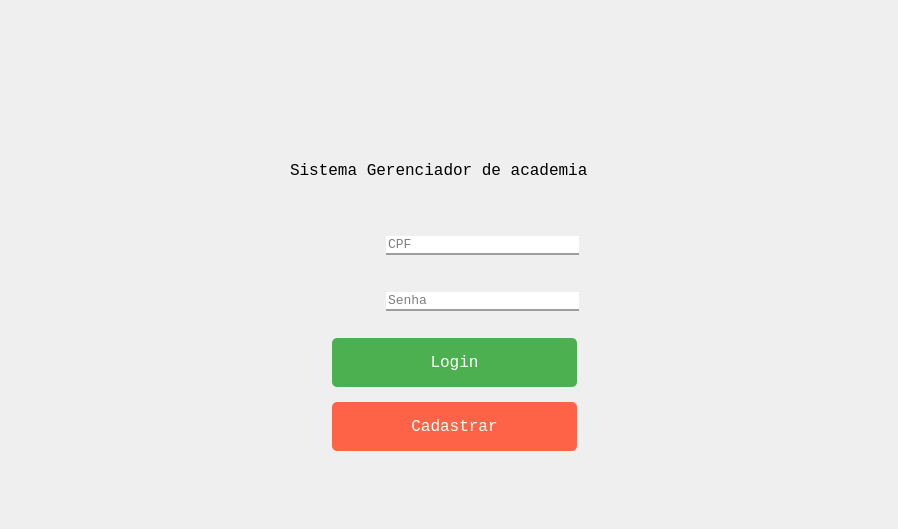
matheusnalmeida/SistemaDeAcademiaPA, file src/view/login.ui: the form before one commit.
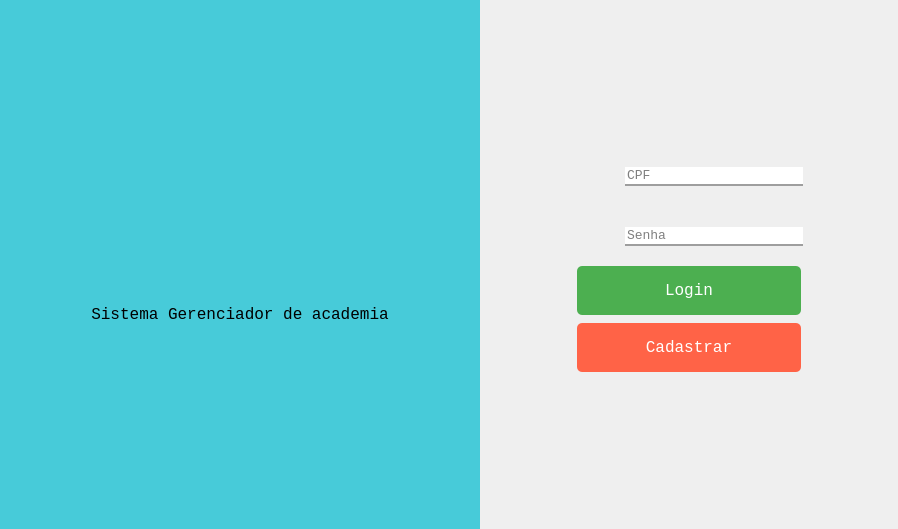
The form after the commit.

Commit message: Modificando layout da tela de login e deixando o mesmo responsivo

The edit to the form file:
```diff
--- a/src/view/login.ui
+++ b/src/view/login.ui
@@ -16,12 +16,24 @@
     <height>529</height>
    </rect>
   </property>
+  <property name="sizePolicy">
+   <sizepolicy hsizetype="Fixed" vsizetype="Fixed">
+    <horstretch>0</horstretch>
+    <verstretch>0</verstretch>
+   </sizepolicy>
+  </property>
   <property name="minimumSize">
    <size>
     <width>898</width>
     <height>529</height>
    </size>
   </property>
+  <property name="maximumSize">
+   <size>
+    <width>16777215</width>
+    <height>16777215</height>
+   </size>
+  </property>
   <property name="font">
    <font>
     <weight>50</weight>
@@ -43,21 +55,547 @@
   <property name="styleSheet">
    <string notr="true"/>
   </property>
+  <layout class="QHBoxLayout" name="horizontalLayout_6">
+   <property name="spacing">
+    <number>0</number>
+   </property>
+   <property name="leftMargin">
+    <number>0</number>
+   </property>
+   <property name="topMargin">
+    <number>0</number>
+   </property>
+   <property name="rightMargin">
+    <number>0</number>
+   </property>
+   <property name="bottomMargin">
+    <number>0</number>
+   </property>
+   <item>
+    <layout class="QHBoxLayout" name="horizontalLayout_5">
+     <property name="spacing">
+      <number>0</number>
+     </property>
+     <item>
+      <widget class="QWidget" name="widget_logo" native="true">
+       <property name="sizePolicy">
+        <sizepolicy hsizetype="Expanding" vsizetype="Expanding">
+         <horstretch>0</horstretch>
+         <verstretch>0</verstretch>
+        </sizepolicy>
+       </property>
+       <property name="minimumSize">
+        <size>
+         <width>480</width>
+         <height>0</height>
+        </size>
+       </property>
+       <property name="palette">
+        <palette>
+         <active>
+          <colorrole role="WindowText">
+           <brush brushstyle="SolidPattern">
+            <color alpha="255">
+             <red>0</red>
+             <green>0</green>
+             <blue>0</blue>
+            </color>
+           </brush>
+          </colorrole>
+          <colorrole role="Button">
+           <brush brushstyle="SolidPattern">
+            <color alpha="255">
+             <red>71</red>
+             <green>203</green>
+             <blue>217</blue>
+            </color>
+           </brush>
+          </colorrole>
+          <colorrole role="Light">
+           <brush brushstyle="SolidPattern">
+            <color alpha="255">
+             <red>154</red>
+             <green>246</green>
+             <blue>255</blue>
+            </color>
+           </brush>
+          </colorrole>
+          <colorrole role="Midlight">
+           <brush brushstyle="SolidPattern">
+            <color alpha="255">
+             <red>112</red>
+             <green>224</green>
+             <blue>236</blue>
+            </color>
+           </brush>
+          </colorrole>
+          <colorrole role="Dark">
+           <brush brushstyle="SolidPattern">
+            <color alpha="255">
+             <red>35</red>
+             <green>101</green>
+             <blue>108</blue>
+            </color>
+           </brush>
+          </colorrole>
+          <colorrole role="Mid">
+           <brush brushstyle="SolidPattern">
+            <color alpha="255">
+             <red>47</red>
+             <green>135</green>
+             <blue>145</blue>
+            </color>
+           </brush>
+          </colorrole>
+          <colorrole role="Text">
+           <brush brushstyle="SolidPattern">
+            <color alpha="255">
+             <red>0</red>
+             <green>0</green>
+             <blue>0</blue>
+            </color>
+           </brush>
+          </colorrole>
+          <colorrole role="BrightText">
+           <brush brushstyle="SolidPattern">
+            <color alpha="255">
+             <red>255</red>
+             <green>255</green>
+             <blue>255</blue>
+            </color>
+           </brush>
+          </colorrole>
+          <colorrole role="ButtonText">
+           <brush brushstyle="SolidPattern">
+            <color alpha="255">
+             <red>0</red>
+             <green>0</green>
+             <blue>0</blue>
+            </color>
+           </brush>
+          </colorrole>
+          <colorrole role="Base">
+           <brush brushstyle="SolidPattern">
+            <color alpha="255">
+             <red>255</red>
+             <green>255</green>
+             <blue>255</blue>
+            </color>
+           </brush>
+          </colorrole>
+          <colorrole role="Window">
+           <brush brushstyle="SolidPattern">
+            <color alpha="255">
+             <red>71</red>
+             <green>203</green>
+             <blue>217</blue>
+            </color>
+           </brush>
+          </colorrole>
+          <colorrole role="Shadow">
+           <brush brushstyle="SolidPattern">
+            <color alpha="255">
+             <red>0</red>
+             <green>0</green>
+             <blue>0</blue>
+            </color>
+           </brush>
+          </colorrole>
+          <colorrole role="AlternateBase">
+           <brush brushstyle="SolidPattern">
+            <color alpha="255">
+             <red>163</red>
+             <green>229</green>
+             <blue>236</blue>
+            </color>
+           </brush>
+          </colorrole>
+          <colorrole role="ToolTipBase">
+           <brush brushstyle="SolidPattern">
+            <color alpha="255">
+             <red>255</red>
+             <green>255</green>
+             <blue>220</blue>
+            </color>
+           </brush>
+          </colorrole>
+          <colorrole role="ToolTipText">
+           <brush brushstyle="SolidPattern">
+            <color alpha="255">
+             <red>0</red>
+             <green>0</green>
+             <blue>0</blue>
+            </color>
+           </brush>
+          </colorrole>
+          <colorrole role="PlaceholderText">
+           <brush brushstyle="SolidPattern">
+            <color alpha="128">
+             <red>0</red>
+             <green>0</green>
+             <blue>0</blue>
+            </color>
+           </brush>
+          </colorrole>
+         </active>
+         <inactive>
+          <colorrole role="WindowText">
+           <brush brushstyle="SolidPattern">
+            <color alpha="255">
+             <red>0</red>
+             <green>0</green>
+             <blue>0</blue>
+            </color>
+           </brush>
+          </colorrole>
+          <colorrole role="Button">
+           <brush brushstyle="SolidPattern">
+            <color alpha="255">
+             <red>71</red>
+             <green>203</green>
+             <blue>217</blue>
+            </color>
+           </brush>
+          </colorrole>
+          <colorrole role="Light">
+           <brush brushstyle="SolidPattern">
+            <color alpha="255">
+             <red>154</red>
+             <green>246</green>
+             <blue>255</blue>
+            </color>
+           </brush>
+          </colorrole>
+          <colorrole role="Midlight">
+           <brush brushstyle="SolidPattern">
+            <color alpha="255">
+             <red>112</red>
+             <green>224</green>
+             <blue>236</blue>
+            </color>
+           </brush>
+          </colorrole>
+          <colorrole role="Dark">
+           <brush brushstyle="SolidPattern">
+            <color alpha="255">
+             <red>35</red>
+             <green>101</green>
+             <blue>108</blue>
+            </color>
+           </brush>
+          </colorrole>
+          <colorrole role="Mid">
+           <brush brushstyle="SolidPattern">
+            <color alpha="255">
+             <red>47</red>
+             <green>135</green>
+             <blue>145</blue>
+            </color>
+           </brush>
+          </colorrole>
+          <colorrole role="Text">
+           <brush brushstyle="SolidPattern">
+            <color alpha="255">
+             <red>0</red>
+             <green>0</green>
+             <blue>0</blue>
+            </color>
+           </brush>
+          </colorrole>
+          <colorrole role="BrightText">
+           <brush brushstyle="SolidPattern">
+            <color alpha="255">
+             <red>255</red>
+             <green>255</green>
+             <blue>255</blue>
+            </color>
+           </brush>
+          </colorrole>
+          <colorrole role="ButtonText">
+           <brush brushstyle="SolidPattern">
+            <color alpha="255">
+             <red>0</red>
+             <green>0</green>
+             <blue>0</blue>
+            </color>
+           </brush>
+          </colorrole>
+          <colorrole role="Base">
+           <brush brushstyle="SolidPattern">
+            <color alpha="255">
+             <red>255</red>
+             <green>255</green>
+             <blue>255</blue>
+            </color>
+           </brush>
+          </colorrole>
+          <colorrole role="Window">
+           <brush brushstyle="SolidPattern">
+            <color alpha="255">
+             <red>71</red>
+             <green>203</green>
+             <blue>217</blue>
+            </color>
+           </brush>
+          </colorrole>
+          <colorrole role="Shadow">
+           <brush brushstyle="SolidPattern">
+            <color alpha="255">
+             <red>0</red>
+             <green>0</green>
+             <blue>0</blue>
+            </color>
+           </brush>
+          </colorrole>
+          <colorrole role="AlternateBase">
+           <brush brushstyle="SolidPattern">
+            <color alpha="255">
+             <red>163</red>
+             <green>229</green>
+             <blue>236</blue>
+            </color>
+           </brush>
+          </colorrole>
+          <colorrole role="ToolTipBase">
+           <brush brushstyle="SolidPattern">
+            <color alpha="255">
+             <red>255</red>
+             <green>255</green>
+             <blue>220</blue>
+            </color>
+           </brush>
+          </colorrole>
+          <colorrole role="ToolTipText">
+           <brush brushstyle="SolidPattern">
+            <color alpha="255">
+             <red>0</red>
+             <green>0</green>
+             <blue>0</blue>
+            </color>
+           </brush>
+          </colorrole>
+          <colorrole role="PlaceholderText">
+           <brush brushstyle="SolidPattern">
+            <color alpha="128">
+             <red>0</red>
+             <green>0</green>
+             <blue>0</blue>
+            </color>
+           </brush>
+          </colorrole>
+         </inactive>
+         <disabled>
+          <colorrole role="WindowText">
+           <brush brushstyle="SolidPattern">
+            <color alpha="255">
+             <red>35</red>
+             <green>101</green>
+             <blue>108</blue>
+            </color>
+           </brush>
+          </colorrole>
+          <colorrole role="Button">
+           <brush brushstyle="SolidPattern">
+            <color alpha="255">
+             <red>71</red>
+             <green>203</green>
+             <blue>217</blue>
+            </color>
+           </brush>
+          </colorrole>
+          <colorrole role="Light">
+           <brush brushstyle="SolidPattern">
+            <color alpha="255">
+             <red>154</red>
+             <green>246</green>
+             <blue>255</blue>
+            </color>
+           </brush>
+          </colorrole>
+          <colorrole role="Midlight">
+           <brush brushstyle="SolidPattern">
+            <color alpha="255">
+             <red>112</red>
+             <green>224</green>
+             <blue>236</blue>
+            </color>
+           </brush>
+          </colorrole>
+          <colorrole role="Dark">
+           <brush brushstyle="SolidPattern">
+            <color alpha="255">
+             <red>35</red>
+             <green>101</green>
+             <blue>108</blue>
+            </color>
+           </brush>
+          </colorrole>
+          <colorrole role="Mid">
+           <brush brushstyle="SolidPattern">
+            <color alpha="255">
+             <red>47</red>
+             <green>135</green>
+             <blue>145</blue>
+            </color>
+           </brush>
+          </colorrole>
+          <colorrole role="Text">
+           <brush brushstyle="SolidPattern">
+            <color alpha="255">
+             <red>35</red>
+             <green>101</green>
+             <blue>108</blue>
+            </color>
+           </brush>
+          </colorrole>
+          <colorrole role="BrightText">
+           <brush brushstyle="SolidPattern">
+            <color alpha="255">
+             <red>255</red>
+             <green>255</green>
+             <blue>255</blue>
+            </color>
+           </brush>
+          </colorrole>
+          <colorrole role="ButtonText">
+           <brush brushstyle="SolidPattern">
+            <color alpha="255">
+             <red>35</red>
+             <green>101</green>
+             <blue>108</blue>
+            </color>
+           </brush>
+          </colorrole>
+          <colorrole role="Base">
+           <brush brushstyle="SolidPattern">
+            <color alpha="255">
+             <red>71</red>
+             <green>203</green>
+             <blue>217</blue>
+            </color>
+           </brush>
+          </colorrole>
+          <colorrole role="Window">
+           <brush brushstyle="SolidPattern">
+            <color alpha="255">
+             <red>71</red>
+             <green>203</green>
+             <blue>217</blue>
+            </color>
+           </brush>
+          </colorrole>
+          <colorrole role="Shadow">
+           <brush brushstyle="SolidPattern">
+            <color alpha="255">
+             <red>0</red>
+             <green>0</green>
+             <blue>0</blue>
+            </color>
+           </brush>
+          </colorrole>
+          <colorrole role="AlternateBase">
+           <brush brushstyle="SolidPattern">
+            <color alpha="255">
+             <red>71</red>
+             <green>203</green>
+             <blue>217</blue>
+            </color>
+           </brush>
+          </colorrole>
+          <colorrole role="ToolTipBase">
+           <brush brushstyle="SolidPattern">
+            <color alpha="255">
+             <red>255</red>
+             <green>255</green>
+             <blue>220</blue>
+            </color>
+           </brush>
+          </colorrole>
+          <colorrole role="ToolTipText">
+           <brush brushstyle="SolidPattern">
+            <color alpha="255">
+             <red>0</red>
+             <green>0</green>
+             <blue>0</blue>
+            </color>
+           </brush>
+          </colorrole>
+          <colorrole role="PlaceholderText">
+           <brush brushstyle="SolidPattern">
+            <color alpha="128">
+             <red>0</red>
+             <green>0</green>
+             <blue>0</blue>
+            </color>
+           </brush>
+          </colorrole>
+         </disabled>
+        </palette>
+       </property>
+       <property name="autoFillBackground">
+        <bool>true</bool>
+       </property>
+       <layout class="QHBoxLayout" name="horizontalLayout_4">
+        <property name="spacing">
+         <number>0</number>
+        </property>
+        <property name="leftMargin">
+         <number>0</number>
+        </property>
+        <property name="topMargin">
+         <number>0</number>
+        </property>
+        <property name="rightMargin">
+         <number>0</number>
+        </property>
+        <property name="bottomMargin">
+         <number>0</number>
+        </property>
+        <item>
+         <layout class="QVBoxLayout" name="verticalLayout_3">
+          <item>
+           <layout class="QVBoxLayout" name="verticalLayout_2">
+            <item>
+             <layout class="QHBoxLayout" name="horizontalLayout">
+              <property name="sizeConstraint">
+               <enum>QLayout::SetNoConstraint</enum>
+              </property>
+              <item>
+               <spacer name="horizontalSpacer">
+                <property name="orientation">
+                 <enum>Qt::Horizontal</enum>
+                </property>
+                <property name="sizeType">
+                 <enum>QSizePolicy::Preferred</enum>
+                </property>
+                <property name="sizeHint" stdset="0">
+                 <size>
+                  <width>40</width>
+                  <height>20</height>
+                 </size>
+                </property>
+               </spacer>
+              </item>
+              <item>
   <widget class="QLabel" name="label_main_login">
-   <property name="geometry">
-    <rect>
-     <x>400</x>
-     <y>50</y>
-     <width>100</width>
-     <height>91</height>
-    </rect>
+                <property name="sizePolicy">
+                 <sizepolicy hsizetype="Fixed" vsizetype="Fixed">
+                  <horstretch>0</horstretch>
+                  <verstretch>0</verstretch>
+                 </sizepolicy>
    </property>
    <property name="maximumSize">
     <size>
-     <width>100</width>
-     <height>200</height>
-    </size>
-   </property>
+                  <width>120</width>
+                  <height>120</height>
+                 </size>
+                </property>
+                <property name="frameShape">
+                 <enum>QFrame::NoFrame</enum>
+                </property>
+                <property name="frameShadow">
+                 <enum>QFrame::Sunken</enum>
+                </property>
    <property name="text">
     <string/>
    </property>
@@ -65,20 +603,54 @@
     <bool>true</bool>
    </property>
    <property name="alignment">
-    <set>Qt::AlignRight|Qt::AlignTrailing|Qt::AlignVCenter</set>
+                 <set>Qt::AlignCenter</set>
    </property>
    <property name="margin">
     <number>0</number>
    </property>
   </widget>
+              </item>
+              <item>
+               <spacer name="horizontalSpacer_2">
+                <property name="orientation">
+                 <enum>Qt::Horizontal</enum>
+                </property>
+                <property name="sizeType">
+                 <enum>QSizePolicy::Preferred</enum>
+                </property>
+                <property name="sizeHint" stdset="0">
+                 <size>
+                  <width>40</width>
+                  <height>20</height>
+                 </size>
+                </property>
+               </spacer>
+              </item>
+             </layout>
+            </item>
+            <item>
+             <spacer name="verticalSpacer">
+              <property name="orientation">
+               <enum>Qt::Vertical</enum>
+              </property>
+              <property name="sizeType">
+               <enum>QSizePolicy::Fixed</enum>
+              </property>
+              <property name="sizeHint" stdset="0">
+               <size>
+                <width>20</width>
+                <height>20</height>
+               </size>
+              </property>
+             </spacer>
+            </item>
+            <item>
   <widget class="QLabel" name="label">
-   <property name="geometry">
-    <rect>
-     <x>290</x>
-     <y>160</y>
-     <width>341</width>
-     <height>21</height>
-    </rect>
+              <property name="sizePolicy">
+               <sizepolicy hsizetype="Minimum" vsizetype="Fixed">
+                <horstretch>0</horstretch>
+                <verstretch>0</verstretch>
+               </sizepolicy>
    </property>
    <property name="font">
     <font>
@@ -89,16 +661,91 @@
    <property name="text">
     <string>Sistema Gerenciador de academia</string>
    </property>
-  </widget>
-  <widget class="QWidget" name="layoutWidget">
-   <property name="geometry">
-    <rect>
-     <x>330</x>
-     <y>220</y>
-     <width>249</width>
-     <height>239</height>
-    </rect>
-   </property>
+              <property name="alignment">
+               <set>Qt::AlignCenter</set>
+              </property>
+             </widget>
+            </item>
+            <item>
+             <spacer name="verticalSpacer_2">
+              <property name="orientation">
+               <enum>Qt::Vertical</enum>
+              </property>
+              <property name="sizeType">
+               <enum>QSizePolicy::Fixed</enum>
+              </property>
+              <property name="sizeHint" stdset="0">
+               <size>
+                <width>20</width>
+                <height>40</height>
+               </size>
+              </property>
+             </spacer>
+            </item>
+           </layout>
+          </item>
+         </layout>
+        </item>
+       </layout>
+      </widget>
+     </item>
+     <item>
+      <widget class="QWidget" name="widget_login" native="true">
+       <property name="sizePolicy">
+        <sizepolicy hsizetype="Expanding" vsizetype="Expanding">
+         <horstretch>0</horstretch>
+         <verstretch>0</verstretch>
+        </sizepolicy>
+       </property>
+       <property name="minimumSize">
+        <size>
+         <width>400</width>
+         <height>0</height>
+        </size>
+       </property>
+       <property name="autoFillBackground">
+        <bool>true</bool>
+       </property>
+       <layout class="QHBoxLayout" name="horizontalLayout_3" stretch="0">
+        <property name="spacing">
+         <number>0</number>
+        </property>
+        <property name="leftMargin">
+         <number>0</number>
+        </property>
+        <property name="topMargin">
+         <number>0</number>
+        </property>
+        <property name="rightMargin">
+         <number>0</number>
+        </property>
+        <property name="bottomMargin">
+         <number>0</number>
+        </property>
+        <item>
+         <layout class="QVBoxLayout" name="verticalLayout_4">
+          <property name="sizeConstraint">
+           <enum>QLayout::SetDefaultConstraint</enum>
+          </property>
+          <item>
+           <layout class="QHBoxLayout" name="horizontalLayout_2">
+            <item>
+             <spacer name="horizontalSpacer_3">
+              <property name="orientation">
+               <enum>Qt::Horizontal</enum>
+              </property>
+              <property name="sizeType">
+               <enum>QSizePolicy::Fixed</enum>
+              </property>
+              <property name="sizeHint" stdset="0">
+               <size>
+                <width>95</width>
+                <height>20</height>
+               </size>
+              </property>
+             </spacer>
+            </item>
+            <item>
    <layout class="QVBoxLayout" name="verticalLayout">
     <item>
      <layout class="QGridLayout" name="gridLayout">
@@ -108,30 +755,17 @@
       <property name="leftMargin">
        <number>0</number>
       </property>
-      <item row="1" column="1">
-       <widget class="QLineEdit" name="cpf_field">
-        <property name="font">
-         <font>
-          <family>Consolas</family>
-          <pointsize>10</pointsize>
-          <weight>50</weight>
-          <bold>false</bold>
-         </font>
-        </property>
-        <property name="autoFillBackground">
-         <bool>false</bool>
-        </property>
-        <property name="styleSheet">
-         <string notr="true">border: 0;   border-bottom: 2px solid #9e9e9e;   outline: none;
-</string>
-        </property>
-        <property name="placeholderText">
-         <string>CPF</string>
-        </property>
-       </widget>
-      </item>
+                <property name="verticalSpacing">
+                 <number>10</number>
+                </property>
       <item row="2" column="1">
        <widget class="QLineEdit" name="password_field">
+                  <property name="maximumSize">
+                   <size>
+                    <width>340</width>
+                    <height>16777215</height>
+                   </size>
+                  </property>
         <property name="font">
          <font>
           <family>Consolas</family>
@@ -152,6 +786,28 @@
         </property>
        </widget>
       </item>
+                <item row="2" column="0">
+                 <widget class="QLabel" name="label_password_icon">
+                  <property name="minimumSize">
+                   <size>
+                    <width>50</width>
+                    <height>50</height>
+                   </size>
+                  </property>
+                  <property name="maximumSize">
+                   <size>
+                    <width>50</width>
+                    <height>50</height>
+                   </size>
+                  </property>
+                  <property name="text">
+                   <string/>
+                  </property>
+                  <property name="scaledContents">
+                   <bool>true</bool>
+                  </property>
+                 </widget>
+                </item>
       <item row="1" column="0">
        <widget class="QLabel" name="label_user_icon">
         <property name="minimumSize">
@@ -180,25 +836,31 @@
         </property>
        </widget>
       </item>
-      <item row="2" column="0">
-       <widget class="QLabel" name="label_password_icon">
-        <property name="minimumSize">
-         <size>
-          <width>50</width>
-          <height>50</height>
-         </size>
-        </property>
+                <item row="1" column="1">
+                 <widget class="QLineEdit" name="cpf_field">
         <property name="maximumSize">
          <size>
-          <width>50</width>
-          <height>50</height>
-         </size>
-        </property>
-        <property name="text">
-         <string/>
-        </property>
-        <property name="scaledContents">
-         <bool>true</bool>
+                    <width>340</width>
+                    <height>16777215</height>
+                   </size>
+                  </property>
+                  <property name="font">
+                   <font>
+                    <family>Consolas</family>
+                    <pointsize>10</pointsize>
+                    <weight>50</weight>
+                    <bold>false</bold>
+                   </font>
+                  </property>
+                  <property name="autoFillBackground">
+                   <bool>false</bool>
+                  </property>
+                  <property name="styleSheet">
+                   <string notr="true">border: 0;   border-bottom: 2px solid #9e9e9e;  outline: none;
+</string>
+                  </property>
+                  <property name="placeholderText">
+                   <string>CPF</string>
         </property>
        </widget>
       </item>
@@ -275,7 +937,33 @@
      </widget>
     </item>
    </layout>
-  </widget>
+            </item>
+            <item>
+             <spacer name="horizontalSpacer_4">
+              <property name="orientation">
+               <enum>Qt::Horizontal</enum>
+              </property>
+              <property name="sizeType">
+               <enum>QSizePolicy::Fixed</enum>
+              </property>
+              <property name="sizeHint" stdset="0">
+               <size>
+                <width>95</width>
+                <height>20</height>
+               </size>
+              </property>
+             </spacer>
+            </item>
+           </layout>
+          </item>
+         </layout>
+        </item>
+       </layout>
+      </widget>
+     </item>
+    </layout>
+   </item>
+  </layout>
  </widget>
  <resources/>
  <connections/>
```
Lines whose indentation alone changed are shown as unchanged. The commit also changes 3 other files.
